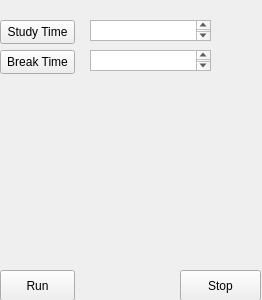
First picture: the form in GUIfile.ui, repository nopunindented/Concentrato, before the edit.
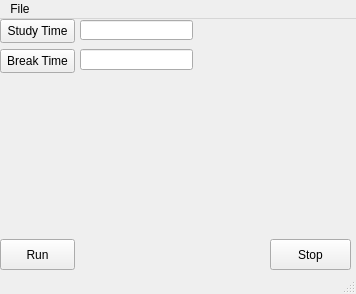
Second picture: the form after the edit.

Commit message: "created start and stop buttons that function"

What changed in the file:
```diff
--- a/GUIfile.ui
+++ b/GUIfile.ui
@@ -1,23 +1,24 @@
 <?xml version="1.0" encoding="UTF-8"?>
 <ui version="4.0">
- <class>Form</class>
- <widget class="QWidget" name="Form">
+ <class>MainWindow</class>
+ <widget class="QMainWindow" name="MainWindow">
   <property name="geometry">
    <rect>
     <x>0</x>
     <y>0</y>
-    <width>262</width>
-    <height>300</height>
+    <width>356</width>
+    <height>294</height>
    </rect>
   </property>
   <property name="windowTitle">
    <string>Form</string>
   </property>
+  <widget class="QWidget" name="centralwidget">
   <widget class="QPushButton" name="pushButton">
    <property name="geometry">
     <rect>
      <x>0</x>
-     <y>20</y>
+      <y>0</y>
      <width>75</width>
      <height>24</height>
     </rect>
@@ -30,7 +31,7 @@
    <property name="geometry">
     <rect>
      <x>0</x>
-     <y>50</y>
+      <y>30</y>
      <width>75</width>
      <height>24</height>
     </rect>
@@ -39,31 +40,11 @@
     <string>Break Time</string>
    </property>
   </widget>
-  <widget class="QPlainTextEdit" name="plainTextEdit">
-   <property name="geometry">
-    <rect>
-     <x>90</x>
-     <y>20</y>
-     <width>121</width>
-     <height>21</height>
-    </rect>
-   </property>
-  </widget>
-  <widget class="QPlainTextEdit" name="plainTextEdit_2">
-   <property name="geometry">
-    <rect>
-     <x>90</x>
-     <y>50</y>
-     <width>121</width>
-     <height>21</height>
-    </rect>
-   </property>
-  </widget>
   <widget class="QPushButton" name="pushButton_3">
    <property name="geometry">
     <rect>
      <x>0</x>
-     <y>270</y>
+      <y>220</y>
      <width>75</width>
      <height>31</height>
     </rect>
@@ -75,8 +56,8 @@
   <widget class="QPushButton" name="pushButton_4">
    <property name="geometry">
     <rect>
-     <x>180</x>
-     <y>270</y>
+      <x>270</x>
+      <y>220</y>
      <width>81</width>
      <height>31</height>
     </rect>
@@ -85,6 +66,51 @@
     <string>Stop</string>
    </property>
   </widget>
+   <widget class="QLineEdit" name="lineEdit">
+    <property name="geometry">
+     <rect>
+      <x>80</x>
+      <y>1</y>
+      <width>113</width>
+      <height>20</height>
+     </rect>
+    </property>
+   </widget>
+   <widget class="QLineEdit" name="lineEdit_2">
+    <property name="geometry">
+     <rect>
+      <x>80</x>
+      <y>30</y>
+      <width>113</width>
+      <height>21</height>
+     </rect>
+    </property>
+   </widget>
+  </widget>
+  <widget class="QMenuBar" name="menubar">
+   <property name="geometry">
+    <rect>
+     <x>0</x>
+     <y>0</y>
+     <width>356</width>
+     <height>22</height>
+    </rect>
+   </property>
+   <widget class="QMenu" name="menuFile">
+    <property name="title">
+     <string>File</string>
+    </property>
+    <addaction name="separator"/>
+    <addaction name="actionNew_Window"/>
+   </widget>
+   <addaction name="menuFile"/>
+  </widget>
+  <widget class="QStatusBar" name="statusbar"/>
+  <action name="actionNew_Window">
+   <property name="text">
+    <string>New Window</string>
+   </property>
+  </action>
  </widget>
  <resources/>
  <connections/>
```
Left out of the diff: 2 changed lines with no effect on the pictures. Lines whose indentation alone changed are shown as unchanged. The commit also changes 4 other files.
